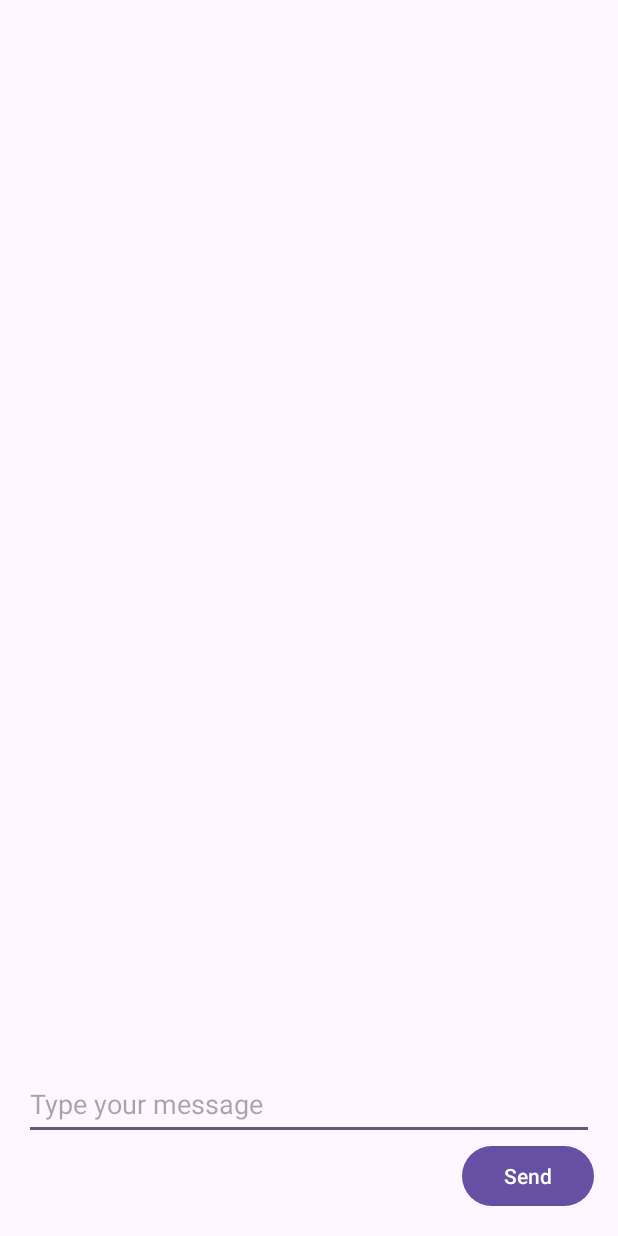
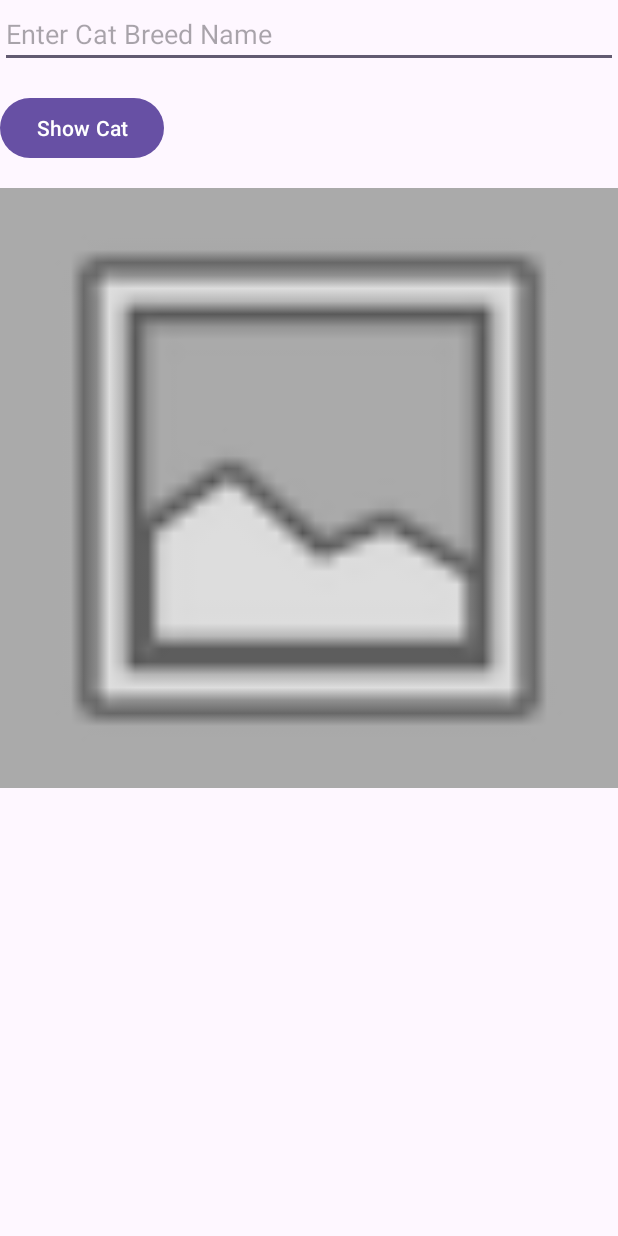
Before and after one commit to Rulafanh/Myapplication5, an Android app: the ChatActivity screen opened directly, with no data from a screen before it, on a phone screen of 412 x 824 dp. Run offline under Robolectric (Android 15) with nearby library versions, the phone set to English and light mode, and no system bars; our stand-ins replace Volley; pictures from the network do not load.

Commit message:
assignment2

```diff
--- a/app/build.gradle.kts
+++ b/app/build.gradle.kts
@@ -39,5 +39,8 @@ dependencies {
     androidTestImplementation("androidx.test.ext:junit:1.1.5")
     androidTestImplementation("androidx.test.espresso:espresso-core:3.5.1")
     implementation("com.android.volley:volley:1.2.1")
+    implementation ("com.github.bumptech.glide:glide:4.12.0")
+    annotationProcessor ("com.github.bumptech.glide:compiler:4.12.0")
+
 
 }
--- a/app/src/main/AndroidManifest.xml
+++ b/app/src/main/AndroidManifest.xml
@@ -14,7 +14,8 @@
         android:roundIcon="@drawable/default_profile_image"
         android:supportsRtl="true"
         android:theme="@style/Theme.MyApplication"
-        tools:targetApi="31">
+        tools:targetApi="31"
+        android:networkSecurityConfig="@xml/network_security_config">
 
         <activity
             android:name=".MainActivity"
--- a/app/src/main/java/com/example/myapplication/ChatActivity.java
+++ b/app/src/main/java/com/example/myapplication/ChatActivity.java
@@ -1,62 +1,96 @@
 package com.example.myapplication;
 
+import android.content.Context;
 import android.os.Bundle;
+import android.util.Log;
 import android.view.View;
-import android.widget.ArrayAdapter;
+import android.view.inputmethod.InputMethodManager;
 import android.widget.EditText;
-import android.widget.ListView;
+import android.widget.ImageView;
+import android.widget.TextView;
+import android.widget.Toast;
+
 import androidx.appcompat.app.AppCompatActivity;
-import java.util.ArrayList;
+
+import com.android.volley.Request;
+import com.android.volley.RequestQueue;
+import com.android.volley.Response;
+import com.android.volley.VolleyError;
+import com.android.volley.toolbox.StringRequest;
+import com.android.volley.toolbox.Volley;
+import com.bumptech.glide.Glide;
+
+import org.json.JSONArray;
+import org.json.JSONException;
+import org.json.JSONObject;
+
+import java.util.HashMap;
+import java.util.Map;
 
 public class ChatActivity extends AppCompatActivity {
 
-    private EditText messageEditText;
-    private ListView chatListView;
-    private ArrayList<String> chatMessages;
-    private ArrayAdapter<String> chatAdapter;
+    private final String url = "https://api.api-ninjas.com/v1/cats?name";
+    private final String apiKey = "live_kjFwvM7C1iqLbT01M2MRArgL9TUtdjIxIKsyRrn4gMrSmHSMTdidFF2KG1UwLa1R";
+    private EditText edtName;
+    private RequestQueue queue;
+    private TextView txtResult;
 
     @Override
     protected void onCreate(Bundle savedInstanceState) {
         super.onCreate(savedInstanceState);
         setContentView(R.layout.activity_chat);
 
-        messageEditText = findViewById(R.id.messageEditText);
-        chatListView = findViewById(R.id.chatListView);
-
-        // Initialize chat messages
-        chatMessages = new ArrayList<>();
-
-        // Initialize chat adapter
-        chatAdapter = new ArrayAdapter<>(this, android.R.layout.simple_list_item_1, chatMessages);
-        chatListView.setAdapter(chatAdapter);
+        edtName = findViewById(R.id.edtName);
+        txtResult = findViewById(R.id.txtResult);
+        queue = Volley.newRequestQueue(this);
     }
 
-    public void onSendMessageClick(View view) {
-        String message = messageEditText.getText().toString().trim();
-        if (!message.isEmpty()) {
-            // Add the message to the chat
-            chatMessages.add("You: " + message);
-            chatAdapter.notifyDataSetChanged();
+    public void btnShow_Click(View view) {
 
-            // For demonstration purposes, let's simulate a reply from the potential travel buddy
-            simulateReceivedMessage();
+        StringRequest stringRequest = new StringRequest(Request.Method.GET, url,
+                new Response.Listener<String>() {
+                    @Override
+                    public void onResponse(String response) {
+                        Log.d("API_RESPONSE", "Response: " + response);
 
-            // Clear the message EditText
-            messageEditText.getText().clear();
-        }
-    }
+                        try {
+                            JSONArray jsonArray = new JSONArray(response);
+                            JSONObject dataObj = jsonArray.getJSONObject(0);
 
-    private void simulateReceivedMessage() {
-        // Simulate a reply after a short delay
-        new android.os.Handler().postDelayed(
-                new Runnable() {
-                    public void run() {
-                        // Add a simulated received message to the chat
-                        chatMessages.add("Buddy: Hi! Let's plan our trip!");
-                        chatAdapter.notifyDataSetChanged();
+                            String imageUrl = dataObj.getString("url");
+
+                            // Load the image using Glide library
+                            ImageView imgCat = findViewById(R.id.imgCat);
+                            Glide.with(ChatActivity.this)
+                                    .load("imageUrl")
+                                    .into(imgCat);
+
+                            // Close keyboard
+                            InputMethodManager input = (InputMethodManager) getSystemService(Context.INPUT_METHOD_SERVICE);
+                            input.hideSoftInputFromWindow(view.getWindowToken(), 0);
+
+                        } catch (JSONException exception) {
+                            Log.e("API_PARSING", "Error parsing JSON: " + exception.getMessage());
+                            exception.printStackTrace();
+                        }
                     }
-                },
-                1000 // 1 second delay
-        );
+                }, new Response.ErrorListener() {
+            @Override
+            public void onErrorResponse(VolleyError error) {
+                Log.e("API_ERROR", "Error: " + error.getMessage());
+                Toast.makeText(ChatActivity.this, error.toString(), Toast.LENGTH_SHORT).show();
+            }
+        }) {
+            @Override
+            public Map<String, String> getHeaders() {
+                Map<String, String> headers = new HashMap<>();
+                headers.put("X-RapidAPI-Key", "515bcadc34msh0415d2999540012p1cde12jsn6cdca9a79630");
+                headers.put("X-RapidAPI-Host", "fitness-calculator.p.rapidapi.com");
+                return headers;
+            }
+        };
+
+        // Add the request to the RequestQueue
+        queue.add(stringRequest);
     }
 }
--- a/app/src/main/java/com/example/myapplication/MainActivity.java
+++ b/app/src/main/java/com/example/myapplication/MainActivity.java
@@ -1,10 +1,11 @@
 package com.example.myapplication;
 
-import androidx.appcompat.app.AppCompatActivity;
 import android.content.Intent;
 import android.os.Bundle;
 import android.view.View;
 import android.widget.Button;
+
+import androidx.appcompat.app.AppCompatActivity;
 
 public class MainActivity extends AppCompatActivity {
 private Button reg;
@@ -38,7 +39,7 @@ private Button reg;
     }
 
     public void goToChat(View view) {
-        startActivity(new Intent(this, LoginActivity.class));
+        startActivity(new Intent(this, ChatActivity.class));
     }
 
 }
--- /dev/null
+++ b/app/src/main/res/drawable/placeholder_image.xml
@@ -0,0 +1,10 @@
+<?xml version="1.0" encoding="utf-8"?>
+<layer-list xmlns:android="http://schemas.android.com/apk/res/android">
+    <item
+        android:drawable="@android:color/darker_gray"/>
+    <item
+        android:width="100dp"
+        android:height="100dp"
+        android:drawable="@android:drawable/ic_menu_gallery"
+        android:gravity="center"/>
+</layer-list>
--- a/app/src/main/res/layout/activity_chat.xml
+++ b/app/src/main/res/layout/activity_chat.xml
@@ -1,32 +1,43 @@
-
-<androidx.appcompat.widget.LinearLayoutCompat xmlns:android="http://schemas.android.com/apk/res/android"
+<?xml version="1.0" encoding="utf-8"?>
+<RelativeLayout xmlns:android="http://schemas.android.com/apk/res/android"
     xmlns:tools="http://schemas.android.com/tools"
     android:layout_width="match_parent"
     android:layout_height="match_parent"
-    android:orientation="vertical"
-    android:padding="16dp"
     tools:context=".ChatActivity">
 
-    <ListView
-        android:id="@+id/chatListView"
-        android:layout_width="match_parent"
-        android:layout_height="0dp"
-        android:layout_weight="1"
-        android:transcriptMode="alwaysScroll"
-        android:stackFromBottom="true"/>
-
     <EditText
-        android:id="@+id/messageEditText"
+        android:id="@+id/edtName"
         android:layout_width="match_parent"
         android:layout_height="wrap_content"
-        android:layout_weight="0"
-        android:hint="Type your message"
-        android:minHeight="48dp" />
+        android:hint="Enter Cat Breed Name"
+        android:inputType="text" />
 
     <Button
+        android:id="@+id/btnShow"
         android:layout_width="wrap_content"
         android:layout_height="wrap_content"
-        android:text="Send"
-        android:layout_gravity="end"
-        android:onClick="onSendMessageClick"/>
-</androidx.appcompat.widget.LinearLayoutCompat>
+        android:layout_below="@id/edtName"
+        android:layout_marginTop="16dp"
+        android:onClick="btnShow_Click"
+        android:text="Show Cat" />
+
+    <ImageView
+        android:id="@+id/imgCat"
+        android:layout_width="450dp"
+        android:layout_height="400dp"
+        android:layout_below="@id/btnShow"
+        android:layout_marginTop="16dp"
+        android:scaleType="centerCrop"
+        android:src="@drawable/placeholder_image" />
+
+
+    <TextView
+        android:id="@+id/txtResult"
+        android:layout_width="match_parent"
+        android:layout_height="wrap_content"
+        android:layout_below="@id/imgCat"
+        android:layout_marginTop="16dp"
+        android:text=""
+        android:textAlignment="center" />
+
+</RelativeLayout>
--- a/app/src/main/res/layout/activity_main.xml
+++ b/app/src/main/res/layout/activity_main.xml
@@ -36,7 +36,7 @@
         android:id="@+id/chatButton"
         android:layout_width="match_parent"
         android:layout_height="wrap_content"
-        android:text="Chat"
+        android:text="Find Cat From image"
         android:layout_marginTop="16dp"
         android:onClick="goToChat"/>
 
```
Also changed, not shown: app/src/main/java/CustomHttpHeaderParserUtil.java (added, +20 -0 lines), app/src/main/java/com/example/myapplication/CatInfoActivity.java (+14 -22 lines), app/src/main/java/com/example/myapplication/LoginActivity.java (+5 -3 lines), app/src/main/res/xml/network_security_config.xml (added, +11 -0 lines).
